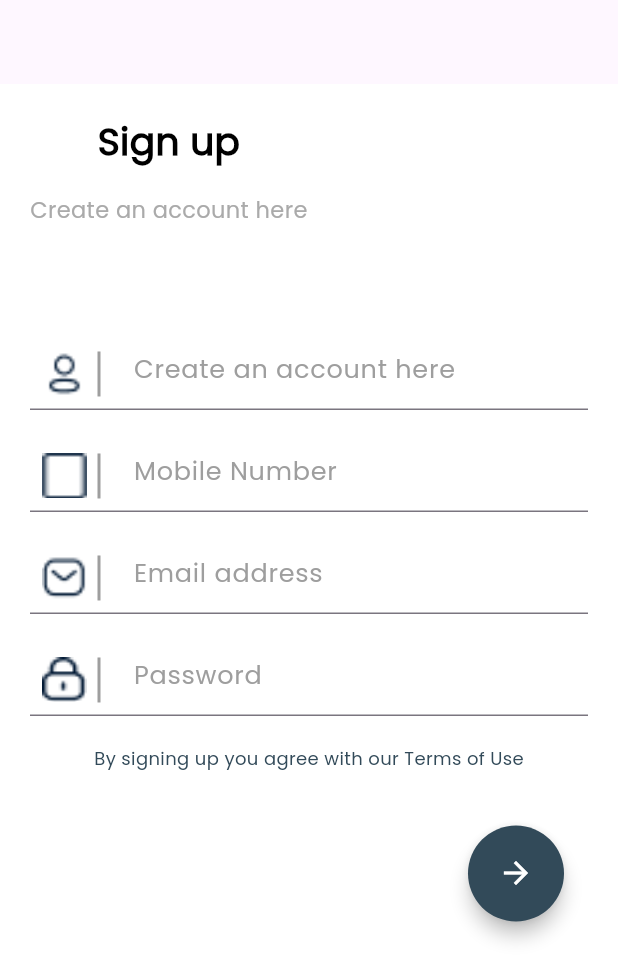
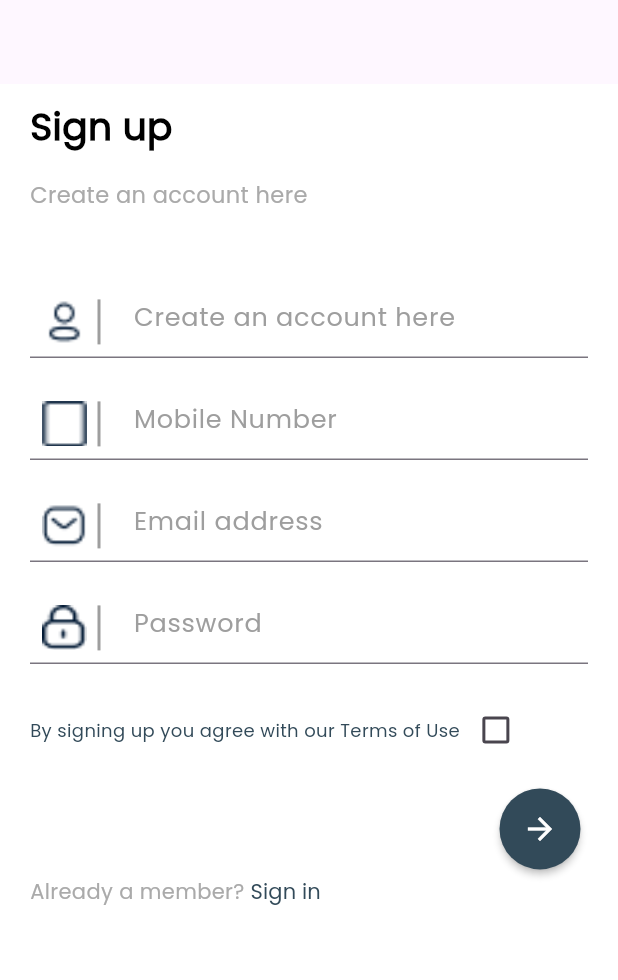
Before and after one commit to AAhmedTarekElshamy/magic_coffee, a Flutter app: the screen it shows after launch, on a phone screen of 412 x 824 dp. Shown: the top 980 px of the screen. Run offline on Flutter 3.47's test engine with Material 3 defaults, Android fonts, the phone set to English and light mode, and no system bars; our stand-ins replace flutter_svg.

Commit message:
SignUpView ui done✅

```diff
--- a/lib/core/widgets/custom_button.dart
+++ b/lib/core/widgets/custom_button.dart
@@ -1,31 +1,24 @@
 import 'package:flutter/material.dart';
 
 class CustomButton extends StatelessWidget {
-  const CustomButton({super.key, this.onPressed});
-  final void Function()? onPressed;
+  const CustomButton({super.key, required this.onPressed});
+  final void Function() onPressed;
 
   @override
   Widget build(BuildContext context) {
     return Padding(
-      padding: const EdgeInsets.all(16.0),
-      child: ElevatedButton(
-        onPressed: onPressed,
-        style: ButtonStyle(
-          shape: MaterialStateProperty.all<CircleBorder>(
-            const CircleBorder(),
-          ),
-          backgroundColor: MaterialStateProperty.all<Color>(
-            const Color(0xff324A59),
-          ), // Background color
-          padding: MaterialStateProperty.all<EdgeInsetsGeometry>(
-            const EdgeInsets.all(20), // Padding inside the button
-          ),
-          elevation: MaterialStateProperty.all<double>(5), // Shadow elevation
-        ),
+      padding: const EdgeInsets.all(5.0),
+      child:RawMaterialButton(
+        onPressed:onPressed,
+        elevation: 2.0,
+        fillColor: const Color(0xff324A59),
+        constraints: const BoxConstraints(minWidth: 0.0),
+        padding: const EdgeInsets.all(15.0),
+        shape: const CircleBorder(),
         child: const Icon(
-          Icons.arrow_forward, // Arrow icon
-          color: Colors.white, // Icon color
-          size: 24, // Icon size
+          Icons.arrow_forward,
+          size: 24,
+          color: Colors.white,
         ),
       ),
     );
--- a/lib/core/widgets/screen_upper.dart
+++ b/lib/core/widgets/screen_upper.dart
@@ -1,19 +1,20 @@
 import 'package:flutter/material.dart';
+
 class ScreenUpper extends StatelessWidget {
   const ScreenUpper({super.key, required this.title, required this.subTitle});
   final String title;
   final String subTitle;
 
-
   @override
   Widget build(BuildContext context) {
     return SizedBox(
-
-      height: MediaQuery.of(context).size.height*0.18,
-      child:   Column(
+      height: MediaQuery.of(context).size.height * 0.15,
+      child: Column(
+        crossAxisAlignment: CrossAxisAlignment.start,
         children: [
           Text(
             title,
+            textAlign: TextAlign.start,
             style: const TextStyle(
               fontSize: 25,
               fontWeight: FontWeight.bold,
--- a/lib/features/auth/presentation/views/signin_view.dart
+++ b/lib/features/auth/presentation/views/signin_view.dart
@@ -6,6 +6,7 @@ class SignInView extends StatelessWidget {
   @override
   Widget build(BuildContext context) {
     return Scaffold(
+      backgroundColor: Colors.white,
       appBar: AppBar(),
       body: const SignInViewBody(),
     );
--- a/lib/features/auth/presentation/views/widgets/signIn_view_body.dart
+++ b/lib/features/auth/presentation/views/widgets/signIn_view_body.dart
@@ -13,7 +13,8 @@ class SignInViewBody extends StatefulWidget {
 class _SignInViewBodyState extends State<SignInViewBody> {
   @override
   Widget build(BuildContext context) {
-    return const Padding(
+    return const SingleChildScrollView(
+      child: Padding(
         padding: EdgeInsets.all(20.0),
         child: Column(
           crossAxisAlignment: CrossAxisAlignment.start,
@@ -52,6 +53,7 @@ class _SignInViewBodyState extends State<SignInViewBody> {
 
           ],
         ),
+      ),
     );
   }
 }
--- a/lib/features/auth/presentation/views/widgets/signUp_view_body.dart
+++ b/lib/features/auth/presentation/views/widgets/signUp_view_body.dart
@@ -1,4 +1,5 @@
 import 'package:flutter/material.dart';
+import 'package:magic_coffee/features/auth/presentation/views/signin_view.dart';
 
 import '../../../../../core/widgets/custom_button.dart';
 import '../../../../../core/widgets/custom_text_field.dart';
@@ -12,37 +13,81 @@ class SignUpViewBody extends StatefulWidget {
 }
 
 class _SignUpViewBodyState extends State<SignUpViewBody> {
+  bool isChecked = false;
+
   @override
   Widget build(BuildContext context) {
-    return const Padding(
-      padding: EdgeInsets.all(20.0),
+    return  SingleChildScrollView(
+      child: Padding(
+        padding: const EdgeInsets.symmetric(horizontal: 20.0,vertical: 10),
         child: Column(
           crossAxisAlignment: CrossAxisAlignment.start,
           children: [
-          ScreenUpper(title: 'Sign up',subTitle: 'Create an account here',),
-          SizedBox(
+            const ScreenUpper(title: 'Sign up',subTitle: 'Create an account here',),
+            const SizedBox(
               height: 1,
             ),
-          CustomTextField(hintText: 'Create an account here', iconPath: 'assets/images/icons/Profile.png',),
-          SizedBox(height:20),
-          CustomTextField(hintText: 'Mobile Number', iconPath: 'assets/images/icons/Group.png',),
-          SizedBox(height:20),
-          CustomTextField(hintText: 'Email address', iconPath: 'assets/images/Message1.png',),
-          SizedBox(height:20),
-          CustomTextField(hintText: 'Password', iconPath: 'assets/images/icons/Lock.png',),
-          SizedBox(height:20),
-          Center(
-            child: Text('By signing up you agree with our Terms of Use',style: TextStyle(
+            const CustomTextField(hintText: 'Create an account here', iconPath: 'assets/images/icons/Profile.png',),
+            const SizedBox(height:20),
+            const CustomTextField(hintText: 'Mobile Number', iconPath: 'assets/images/icons/Group.png',),
+            const SizedBox(height:20),
+            const CustomTextField(hintText: 'Email address', iconPath: 'assets/images/Message1.png',),
+            const SizedBox(height:20),
+            const CustomTextField(hintText: 'Password', iconPath: 'assets/images/icons/Lock.png',),
+            const SizedBox(height:20),
+            Row(
+              children: [
+                const Text('By signing up you agree with our Terms of Use',style: TextStyle(
                     fontFamily: 'Poppins',
                     color: Color(0xff324A59),
                     fontSize: 12,
                   ),),
+                Checkbox(
+                  value: isChecked,
+                  onChanged: (bool? newValue) {
+                    setState(() {
+                      isChecked = newValue ?? false;
+                    });
+                  },
+                  activeColor: const Color(0xff324A59), // Customize the checkbox color
                 ),
-          SizedBox(height:20),
+              ],
+            ),
+
+            const SizedBox(height:10),
              Align(
                 alignment: Alignment.bottomRight,
-              child: CustomButton()),
+                child: CustomButton(onPressed: (){
+                 // Navigator.push(context, MaterialPageRoute(builder: (context)=>const SignInView()));
+                },
+
+                )),
+
+            Row(
+              children: [
+                const Text('Already a member? ',style: TextStyle(
+                  fontSize: 14,
+                  fontFamily: 'Poppins',
+                  color: Color(0xffAAAAAA),
+                ),),
+                TextButton(
+                    onPressed: (){
+                  Navigator.push(context, MaterialPageRoute(builder: (context)=>const SignInView()));
+                },
+                    style: TextButton.styleFrom(
+                      padding: EdgeInsets.zero, // Removes the default padding
+                      minimumSize: Size(0, 0), // Ensures there is no minimum size constraint
+                      tapTargetSize: MaterialTapTargetSize.shrinkWrap, // Reduces the tap target size
+                    ),
+                    child:const Text('Sign in',style: TextStyle(
+                  color: Color(0xff324A59),
+                  fontSize: 14,
+                  fontFamily: 'Poppins',
+                ),))
               ],
+            )
+          ],
+        ),
       ),
     );
   }
```
Lines whose indentation alone changed are shown as unchanged.
